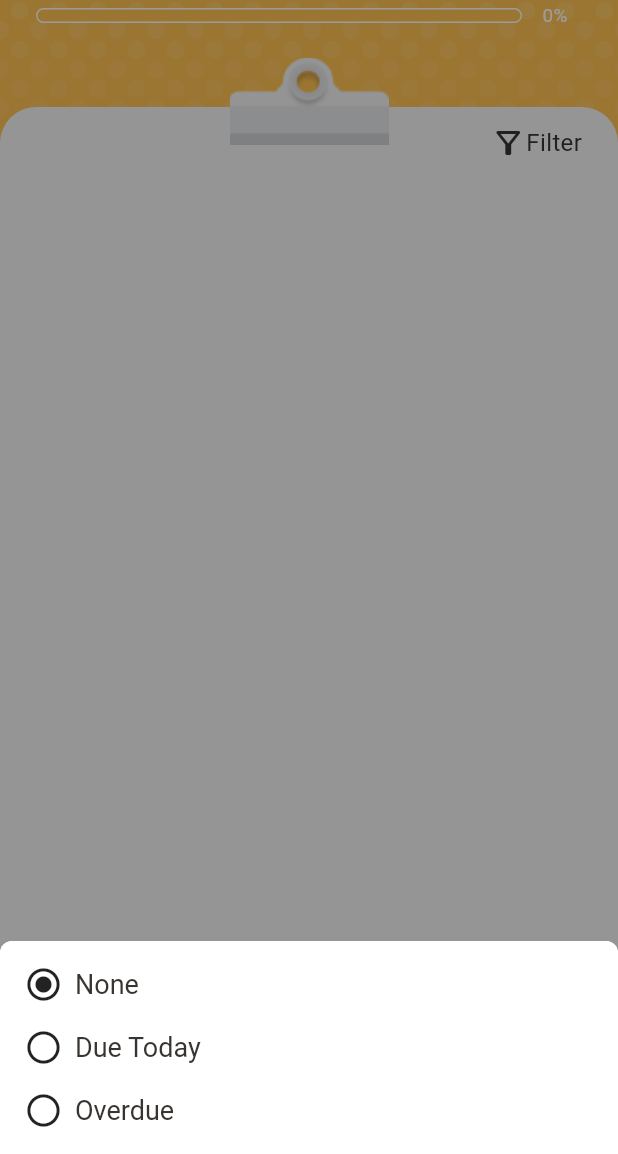
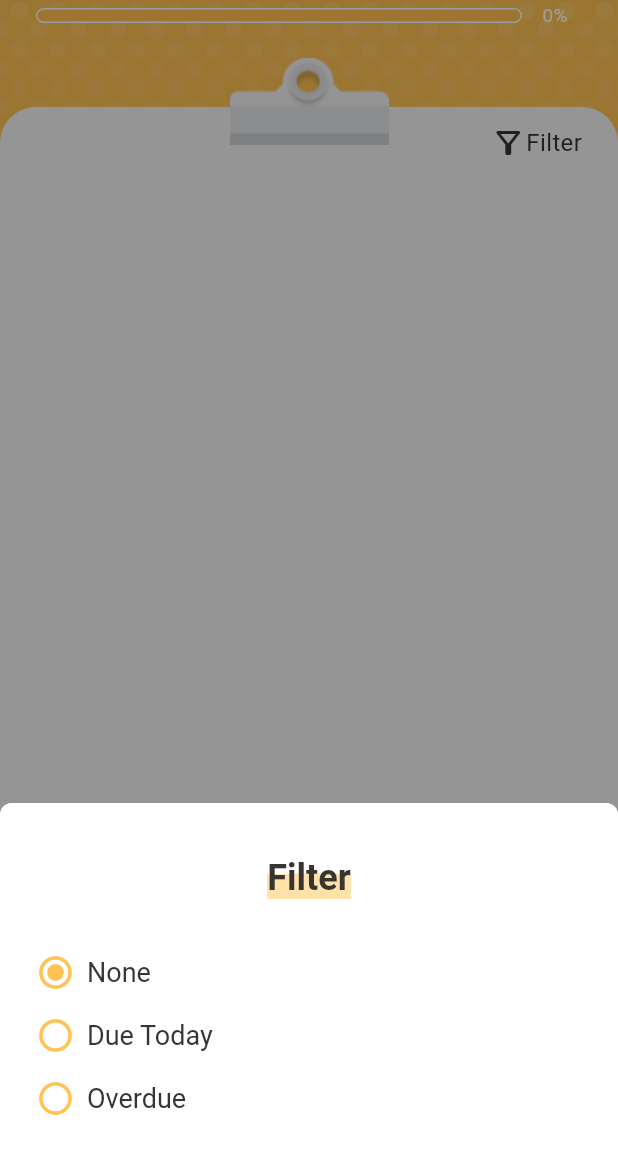
Before and after one commit to donaldmntam/too_many_tasks, a Flutter app: the screen it shows after launch, after a tap on "Filter", on a phone screen of 412 x 824 dp, the part 82-1236 px from its top. Run offline on Flutter 3.47's test engine with Material 3 defaults, Android fonts, the phone set to English and light mode, and no system bars; our stand-ins replace fast_immutable_collections, lottie, shared_preferences; generated files the repository leaves out were written again.

Commit message:
updated filter menu

```diff
--- a/lib/common/overlay/backdrop.dart
+++ b/lib/common/overlay/backdrop.dart
@@ -2,9 +2,11 @@ import 'package:flutter/widgets.dart';
 
 class Backdrop extends StatelessWidget {
   final bool enabled;
+  final void Function()? onTap;
 
   const Backdrop({
     super.key,
+    required this.onTap,
     required this.enabled,
   });
 
@@ -12,6 +14,8 @@ class Backdrop extends StatelessWidget {
   Widget build(BuildContext context) {
     return IgnorePointer(
       ignoring: !enabled,
+      child: GestureDetector(
+        onTap: onTap,
         child: Container(
           color: Color.fromARGB(
             enabled ? 100 : 0,
@@ -20,6 +24,7 @@ class Backdrop extends StatelessWidget {
             0,
           ),
         ),
+      ),
     );
   }
 }
--- a/lib/common/overlay/bottom_sheet.dart
+++ b/lib/common/overlay/bottom_sheet.dart
@@ -2,9 +2,11 @@ import 'package:flutter/widgets.dart';
 import 'package:too_many_tasks/common/theme/theme.dart';
 
 final class BottomSheet {
+  final void Function()? onTapBackdrop;
   final Widget Function(BuildContext) builder;
 
   const BottomSheet({
+    this.onTapBackdrop,
     required this.builder,
   });
 }
--- a/lib/common/overlay/overlay.dart
+++ b/lib/common/overlay/overlay.dart
@@ -13,23 +13,26 @@ class Overlay extends StatefulWidget {
 }
 
 class _State extends State<Overlay> {
-  BottomSheet? _speechBubble;
+  BottomSheet? _bottomSheet;
 
-  void shouldSetSpeechBubble(BottomSheet? speechBubble) {
-    _speechBubble = speechBubble;
+  void shouldSetBottomSheet(BottomSheet? speechBubble) {
+    _bottomSheet = speechBubble;
     setState(() {});
   }
 
   @override
   Widget build(BuildContext context) {
-    final bottomSheet = _speechBubble;
+    final bottomSheet = _bottomSheet;
 
     return OverlayService(
-      shouldSetBottomSheet: shouldSetSpeechBubble,
+      shouldSetBottomSheet: shouldSetBottomSheet,
       child: Stack(
         children: [
           widget.child,
-          Backdrop(enabled: _speechBubble != null),
+          Backdrop(
+            enabled: _bottomSheet != null,
+            onTap: _bottomSheet?.onTapBackdrop,
+          ),
           if (bottomSheet != null) Align(
             alignment: Alignment.bottomCenter,
             child: bottomSheet.builder(context),
--- a/lib/common/theme/theme.dart
+++ b/lib/common/theme/theme.dart
@@ -32,6 +32,8 @@ class Theme extends InheritedWidget {
     FontWeight weight = FontWeight.w400,
     required Color color,
     TextDecoration decoration = TextDecoration.none,
+    Color? decorationColor,
+    TextDecorationStyle? decorationStyle,
   }) {
     return TextStyle(
       color: color,
@@ -39,6 +41,8 @@ class Theme extends InheritedWidget {
       fontWeight: weight,
       fontFamily: fontFamily,
       decoration: decoration,
+      decorationColor: decorationColor ?? colors.primary,
+      decorationStyle: decorationStyle ?? TextDecorationStyle.solid,
     );
   }
 
--- a/lib/common/widgets/dialogs/dialog_scaffold.dart
+++ b/lib/common/widgets/dialogs/dialog_scaffold.dart
@@ -1,6 +1,7 @@
 import 'package:flutter/material.dart' hide Theme;
 import 'package:too_many_tasks/common/theme/theme.dart';
 import 'package:too_many_tasks/common/widgets/tappable/tappable.dart';
+import 'package:too_many_tasks/common/widgets/highlighted/highlighted.dart';
 
 const _buttonSize = 32.0;
 const _columnSpacing = 16.0;
@@ -31,7 +32,7 @@ class DialogScaffold extends StatelessWidget {
               child: Row(
                 children: [
                   const SizedBox(width: _buttonSize + _rowSpacing),
-                  Flexible(flex: 1, child: _Title(title)),
+                  Flexible(flex: 1, child: Highlighted(title)),
                   const SizedBox(width: _rowSpacing),
                   SizedBox(
                     width: _buttonSize,
@@ -55,43 +56,3 @@ class DialogScaffold extends StatelessWidget {
     );
   }
 }
-
-class _Title extends StatelessWidget {
-  final String text;
-
-  const _Title(this.text);
-
-  @override
-  Widget build(BuildContext context) {
-    final theme = Theme.of(context);
-    return Align(
-      alignment: Alignment.center,
-      child: IntrinsicWidth(
-        child: IntrinsicHeight(
-          child: Stack(
-            children: [
-              Align(
-                alignment: Alignment.bottomCenter,
-                child: FractionallySizedBox(
-                  heightFactor: 0.6,
-                  widthFactor: 1.0,
-                  child: Container(
-                    color: theme.colors.primary.withAlpha((255 * 0.5).toInt())
-                  ),
-                ),
-              ),
-              Text(
-                text,
-                style: theme.textStyle(
-                  size: 16,
-                  weight: FontWeight.w500,
-                  color: theme.colors.onBackground400,
-                ),
-              )
-            ]
-          ),
-        ),
-      ),
-    );
-  }
-}
--- /dev/null
+++ b/lib/common/widgets/highlighted/highlighted.dart
@@ -0,0 +1,44 @@
+import 'package:flutter/widgets.dart';
+import 'package:too_many_tasks/common/theme/theme.dart';
+
+class Highlighted extends StatelessWidget {
+  final String text;
+  final TextStyle? style;
+
+  const Highlighted(this.text, {super.key, this.style});
+
+  @override
+  Widget build(BuildContext context) {
+    final theme = Theme.of(context);
+    final defaultStyle = theme.textStyle(
+      size: 16,
+      weight: FontWeight.w500,
+      color: theme.colors.onBackground400,
+    );
+    return Align(
+      alignment: Alignment.center,
+      child: IntrinsicWidth(
+        child: IntrinsicHeight(
+          child: Stack(
+            children: [
+              Align(
+                alignment: Alignment.bottomCenter,
+                child: FractionallySizedBox(
+                  heightFactor: 0.6,
+                  widthFactor: 1.0,
+                  child: Container(
+                    color: theme.colors.primary.withAlpha((255 * 0.5).toInt())
+                  ),
+                ),
+              ),
+              Text(
+                text,
+                style: style ?? defaultStyle,
+              )
+            ]
+          ),
+        ),
+      ),
+    );
+  }
+}
--- a/lib/common/widgets/swipeable/swipeable.dart
+++ b/lib/common/widgets/swipeable/swipeable.dart
@@ -4,7 +4,6 @@ import 'dart:ui';
 import 'package:flutter/material.dart' hide State;
 import 'package:flutter/scheduler.dart';
 import 'package:flutter/widgets.dart' as widgets show State;
-import 'package:too_many_tasks/common/functions/scope_functions.dart';
 import 'package:too_many_tasks/common/widgets/swipeable/swipeable_clipper.dart';
 import 'package:too_many_tasks/common/widgets/swipeable/details.dart';
 import 'package:too_many_tasks/common/widgets/swipeable/state.dart';
@@ -17,7 +16,9 @@ class Swipeable extends StatefulWidget {
   final double swipeDistance;
   final double swipeThreshold;
   final WidgetBuilder leftBackgroundBuilder;
-  final void Function() onThresholdReached;
+  // final WidgetBuilder rightBackgroundBuilder;
+  final void Function() onFullySwipedLeft;
+  // final void Function() onFullySwipedRight;
   final Widget child;
 
   const Swipeable({
@@ -27,7 +28,9 @@ class Swipeable extends StatefulWidget {
     this.swipeThreshold = 75.0,
     this.swipeDistance = 80.0,
     required this.leftBackgroundBuilder,
-    required this.onThresholdReached,
+    // required this.rightBackgroundBuilder,
+    required this.onFullySwipedLeft,
+    // required this.onFullySwipedRight,
     required this.child,
   });
 
@@ -113,7 +116,7 @@ class _State extends widgets.State<Swipeable>
         setState(() {});
         ticker.start();
         if (newState.thresholdReached(widget.swipeThreshold)) {
-          widget.onThresholdReached();
+          widget.onFullySwipedLeft();
         }
       case Idling():
       case Released():
--- a/lib/task_list/page.dart
+++ b/lib/task_list/page.dart
@@ -113,6 +113,7 @@ class _State extends State<Page> {
             shouldUpdateFilter: completer.complete,
           ),
         ),
+        onTapBackdrop: () => overlay.closeBottomSheet(),
       ),
     );
     final newChosenFilter = await completer.future;
@@ -190,8 +191,9 @@ class _State extends State<Page> {
                   child: SizedBox.square(
                     dimension: _fabSize,
                     child: FloatingActionButton(
-                      backgroundColor: theme.colors.surface,
-                      foregroundColor: theme.colors.onBackground400,
+                      shape: const CircleBorder(),
+                      backgroundColor: theme.colors.secondary,
+                      foregroundColor: theme.colors.onSecondary,
                       onPressed: onFabTap,
                       child: const Icon(
                         Icons.add,
--- a/lib/task_list/widgets/filter_menu.dart
+++ b/lib/task_list/widgets/filter_menu.dart
@@ -2,8 +2,10 @@ import 'package:flutter/widgets.dart';
 import 'package:flutter/material.dart' show Icons;
 import 'package:too_many_tasks/common/overlay/bottom_sheet.dart';
 import 'package:too_many_tasks/common/theme/theme.dart';
-import 'package:too_many_tasks/common/functions/list_functions.dart';
 import './filter.dart';
+import 'package:too_many_tasks/common/widgets/highlighted/highlighted.dart';
+
+Color textColor(Theme theme) => theme.colors.onBackground400;
 
 class FilterMenu extends StatefulWidget {
   final Filter? initialChosenFilter;
@@ -41,20 +43,56 @@ class _State extends State<FilterMenu> {
     return SafeArea(
       top: false,
       child: Container(
-        padding: const EdgeInsets.symmetric(horizontal: 16),
+        padding: const EdgeInsets.symmetric(horizontal: 24),
         width: double.infinity,
         decoration: theme.bottomSheetDecoration,
         child: Column(
           mainAxisSize: MainAxisSize.min,
           crossAxisAlignment: CrossAxisAlignment.start,
           children: <Widget>[
+            const SizedBox(height: 36),
+            const _TitleItem(),
+            const SizedBox(height: 36),
             _NoFilterButtonItem(chosenFilter != null, onTap),
+            const SizedBox(height: 16),
             _FilterItem(const DueToday(), chosenFilter, onTap),
-            // _FilterItem(const Paused(), chosenFilter, onTap),
+            const SizedBox(height: 16),
             _FilterItem(const Overdue(), chosenFilter, onTap),
-          ].surroundEach((_) => const SizedBox(height: 16)),
+            const SizedBox(height: 24),
+          ],
         ),
       ),
+    );
+  }
+}
+
+class _TitleItem extends StatelessWidget {
+  const _TitleItem();
+
+  @override
+  Widget build(BuildContext context) {
+    final theme = Theme.of(context);
+    return Row(
+      mainAxisAlignment: MainAxisAlignment.center,
+      children: [
+        // Icon(
+        //   Icons.filter_alt_outlined,
+        //   color: theme.colors.onBackground400,
+        //   size: 32,
+        // ),
+        // const SizedBox(width: 10),
+        Highlighted(
+          // TODO: translation
+          'Filter',
+          style: theme.textStyle(
+            size: 24,
+            color: textColor(theme),
+            weight: FontWeight.bold,
+            // decoration: TextDecoration.underline,
+            // decorationStyle: TextDecorationStyle.wavy,
+          ),
+        ),
+      ],
     );
   }
 }
@@ -120,6 +158,7 @@ class _Item extends StatelessWidget {
         children: [
           Icon(
             size: 26,
+            color: theme.colors.primary,
             chosen
               ? Icons.radio_button_checked
               : Icons.radio_button_unchecked,
@@ -128,7 +167,7 @@ class _Item extends StatelessWidget {
           Text(
             title,
             style: theme.textStyle(
-              color: theme.colors.onBackground400,
+              color: textColor(theme),
               size: 18,
             ),
           ),
--- a/lib/task_list/widgets/task_card/task_card.dart
+++ b/lib/task_list/widgets/task_card/task_card.dart
@@ -91,7 +91,7 @@ class _Background extends StatelessWidget {
         ),
         child: Swipeable(
           leftBackgroundBuilder: _SwipeableBackground.new,
-          onThresholdReached: () => listener.onRemove(task.id),
+          onFullySwipedLeft: () => listener.onRemove(task.id),
           child: Container(
             clipBehavior: Clip.antiAlias,
             decoration: BoxDecoration(
```
Lines whose indentation alone changed are shown as unchanged.
